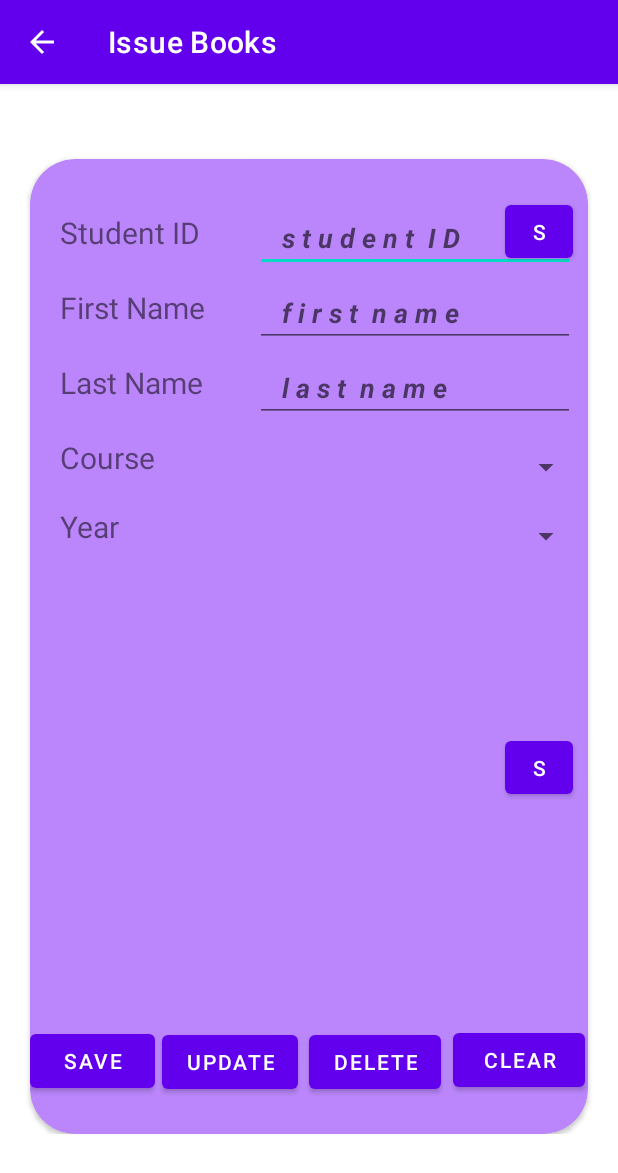
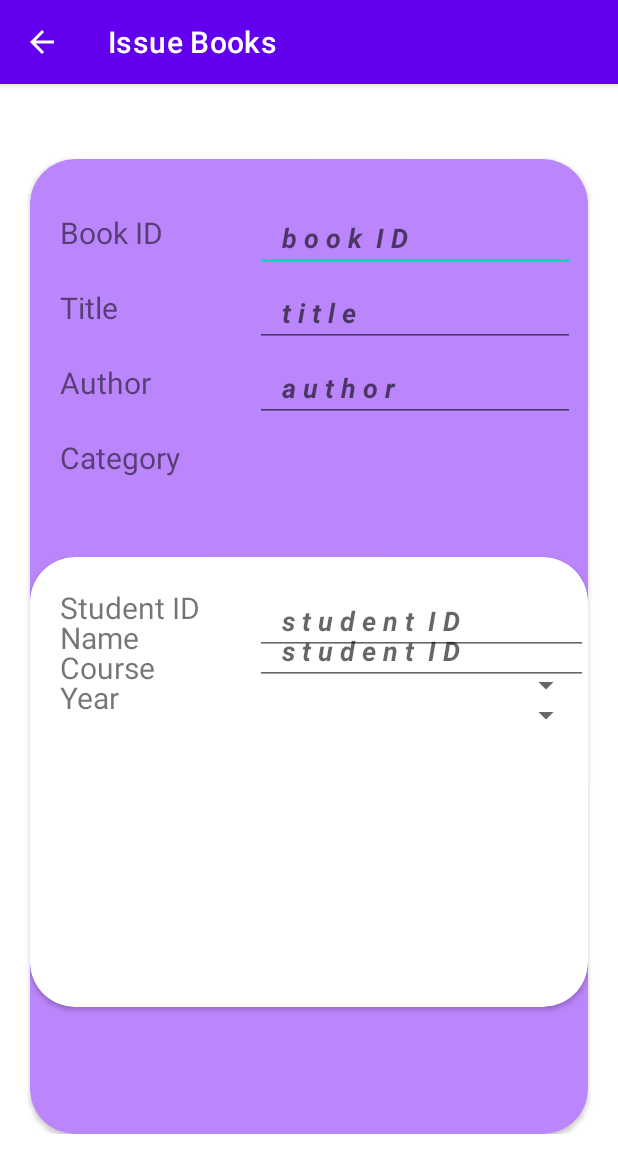
Before and after one commit to Aryan568/LMS-Android-, an Android app: the IssueBooks screen opened directly, with no data from a screen before it, on a phone screen of 412 x 824 dp. Shown: the top 1173 px of the screen. Run offline under Robolectric (Android 15) with nearby library versions, the phone set to English and light mode, and no system bars; our stand-ins replace Firebase (no records; nobody signed in at launch, a user with empty details on screens opened directly).

Commit message:
Library CRUD Application(Android)

```diff
--- a/app/src/main/res/layout/activity_issue_books.xml
+++ b/app/src/main/res/layout/activity_issue_books.xml
@@ -31,7 +31,7 @@
                                     android:layout_height="30dp"
                                     android:layout_marginLeft="20dp"
                                     android:layout_marginTop="35dp"
-                                    android:text="Student ID"
+                                    android:text="Book ID"
                                     android:textSize="20dp"
                                     app:layout_constraintBottom_toBottomOf="parent"
                                     app:layout_constraintEnd_toEndOf="parent"
@@ -47,7 +47,7 @@
                                     android:layout_marginLeft="150dp"
                                     android:layout_marginTop="-35dp"
                                     android:ems="10"
-                                    android:hint="   s t u d e n t  I D"
+                                    android:hint="   b o o k  I D"
                                     android:inputType="number"
                                     android:textStyle="bold|italic"
                                     app:layout_constraintBottom_toBottomOf="parent"
@@ -63,7 +63,7 @@
                                     android:layout_height="30dp"
                                     android:layout_marginLeft="20dp"
                                     android:layout_marginTop="10dp"
-                                    android:text="First Name"
+                                    android:text="Title"
                                     android:textSize="20dp"
                                     app:layout_constraintBottom_toBottomOf="@id/textView5"
                                     app:layout_constraintEnd_toEndOf="parent"
@@ -79,7 +79,7 @@
                                     android:layout_marginLeft="150dp"
                                     android:layout_marginTop="-35dp"
                                     android:ems="10"
-                                    android:hint="   f i r s t  n a m e"
+                                    android:hint="   t i t l e"
                                     android:inputType="textPersonName"
                                     android:textStyle="bold|italic"
                                     app:layout_constraintBottom_toBottomOf="@id/stID"
@@ -95,7 +95,7 @@
                                     android:layout_height="30dp"
                                     android:layout_marginLeft="20dp"
                                     android:layout_marginTop="10dp"
-                                    android:text="Last Name"
+                                    android:text="Author"
                                     android:textSize="20dp"
                                     app:layout_constraintBottom_toBottomOf="@id/textView6"
                                     app:layout_constraintEnd_toEndOf="parent"
@@ -111,7 +111,7 @@
                                     android:layout_marginLeft="150dp"
                                     android:layout_marginTop="-35dp"
                                     android:ems="10"
-                                    android:hint="   l a s t  n a m e"
+                                    android:hint="   a u t h o r"
                                     android:inputType="textPersonName"
                                     android:textStyle="bold|italic"
                                     app:layout_constraintBottom_toBottomOf="@id/fName"
@@ -127,6 +127,90 @@
                                     android:layout_height="30dp"
                                     android:layout_marginLeft="20dp"
                                     android:layout_marginTop="10dp"
+                                    android:text="Category"
+                                    android:textSize="20dp"
+                                    app:layout_constraintBottom_toBottomOf="@id/textView7"
+                                    app:layout_constraintEnd_toEndOf="parent"
+                                    app:layout_constraintHorizontal_bias="0.051"
+                                    app:layout_constraintStart_toStartOf="parent"
+                                    app:layout_constraintTop_toTopOf="@id/textView9"
+                                    app:layout_constraintVertical_bias="0.456" />
+                            <androidx.cardview.widget.CardView
+                                android:layout_width="match_parent"
+                                android:layout_height="300dp"
+                                android:layout_marginTop="50dp"
+                                app:cardCornerRadius="30dp">
+
+                                    <TextView
+                                        android:id="@+id/textView10"
+                                        android:layout_width="100dp"
+                                        android:layout_height="30dp"
+                                        android:layout_marginLeft="20dp"
+                                        android:layout_marginTop="20dp"
+                                        android:text="Student ID"
+                                        android:textSize="20dp"
+                                        app:layout_constraintBottom_toBottomOf="parent"
+                                        app:layout_constraintEnd_toEndOf="parent"
+                                        app:layout_constraintHorizontal_bias="0.051"
+                                        app:layout_constraintStart_toStartOf="parent"
+                                        app:layout_constraintTop_toTopOf="@id/textView6"
+                                        app:layout_constraintVertical_bias="0.161" />
+
+                                    <EditText
+                                    android:id="@+id/stID2"
+                                    android:layout_width="match_parent"
+                                    android:layout_height="wrap_content"
+                                    android:layout_marginLeft="150dp"
+                                    android:layout_marginTop="20dp"
+                                    android:ems="10"
+                                    android:hint="   s t u d e n t  I D"
+                                    android:inputType="number"
+                                    android:textStyle="bold|italic"
+                                    app:layout_constraintBottom_toBottomOf="parent"
+                                    app:layout_constraintEnd_toEndOf="parent"
+                                    app:layout_constraintHorizontal_bias="0.85"
+                                    app:layout_constraintStart_toStartOf="parent"
+                                    app:layout_constraintTop_toTopOf="@id/fName"
+                                    app:layout_constraintVertical_bias="0.153" />
+
+                                <TextView
+                                    android:id="@+id/textView9"
+                                    android:layout_width="100dp"
+                                    android:layout_height="30dp"
+                                    android:layout_marginLeft="20dp"
+                                    android:layout_marginTop="40dp"
+                                    android:text="Name"
+                                    android:textSize="20dp"
+                                    app:layout_constraintBottom_toBottomOf="@id/textView8"
+                                    app:layout_constraintEnd_toEndOf="parent"
+                                    app:layout_constraintHorizontal_bias="0.051"
+                                    app:layout_constraintStart_toStartOf="parent"
+                                    app:layout_constraintTop_toTopOf="parent"
+                                    app:layout_constraintVertical_bias="0.563" />
+
+                                <EditText
+                                    android:id="@+id/stID3"
+                                    android:layout_width="match_parent"
+                                    android:layout_height="wrap_content"
+                                    android:layout_marginLeft="150dp"
+                                    android:layout_marginTop="40dp"
+                                    android:ems="10"
+                                    android:hint="   s t u d e n t  I D"
+                                    android:inputType="number"
+                                    android:textStyle="bold|italic"
+                                    app:layout_constraintBottom_toBottomOf="parent"
+                                    app:layout_constraintEnd_toEndOf="parent"
+                                    app:layout_constraintHorizontal_bias="0.85"
+                                    app:layout_constraintStart_toStartOf="parent"
+                                    app:layout_constraintTop_toTopOf="@id/fName"
+                                    app:layout_constraintVertical_bias="0.153" />
+
+                                <TextView
+                                    android:id="@+id/textView11"
+                                    android:layout_width="100dp"
+                                    android:layout_height="30dp"
+                                    android:layout_marginLeft="20dp"
+                                    android:layout_marginTop="60dp"
                                     android:text="Course"
                                     android:textSize="20dp"
                                     app:layout_constraintBottom_toBottomOf="@id/textView7"
@@ -141,7 +225,7 @@
                                     android:layout_width="218dp"
                                     android:layout_height="51dp"
                                     android:layout_marginLeft="150dp"
-                                    android:layout_marginTop="-35dp"
+                                    android:layout_marginTop="60dp"
                                     app:layout_constraintBottom_toBottomOf="@id/lName"
                                     app:layout_constraintEnd_toEndOf="parent"
                                     app:layout_constraintHorizontal_bias="0.849"
@@ -150,11 +234,11 @@
                                     app:layout_constraintVertical_bias="0.47" />
 
                                 <TextView
-                                    android:id="@+id/textView9"
+                                    android:id="@+id/textView12"
                                     android:layout_width="100dp"
                                     android:layout_height="30dp"
                                     android:layout_marginLeft="20dp"
-                                    android:layout_marginTop="0dp"
+                                    android:layout_marginTop="80dp"
                                     android:text="Year"
                                     android:textSize="20dp"
                                     app:layout_constraintBottom_toBottomOf="@id/textView8"
@@ -169,100 +253,14 @@
                                     android:layout_width="218dp"
                                     android:layout_height="51dp"
                                     android:layout_marginLeft="150dp"
-                                    android:layout_marginTop="-35dp"
+                                    android:layout_marginTop="80dp"
                                     app:layout_constraintBottom_toBottomOf="@id/CourseSpin"
                                     app:layout_constraintEnd_toEndOf="parent"
                                     app:layout_constraintHorizontal_bias="0.849"
                                     app:layout_constraintStart_toStartOf="parent"
                                     app:layout_constraintTop_toTopOf="parent"
                                     app:layout_constraintVertical_bias="0.58" />
-
-                                <Button
-                                    android:id="@+id/b6"
-                                    android:layout_width="83dp"
-                                    android:layout_height="wrap_content"
-                                    android:layout_marginLeft="0dp"
-                                    android:layout_marginTop="300dp"
-                                    android:text="Save"
-                                    app:layout_constraintBottom_toBottomOf="parent"
-                                    app:layout_constraintEnd_toEndOf="parent"
-                                    app:layout_constraintHorizontal_bias="0.154"
-                                    app:layout_constraintStart_toStartOf="parent"
-                                    app:layout_constraintTop_toTopOf="parent"
-                                    app:layout_constraintVertical_bias="0.764" />
-
-                                <Button
-                                    android:id="@+id/b7"
-                                    android:layout_width="wrap_content"
-                                    android:layout_height="wrap_content"
-                                    android:layout_marginLeft="88dp"
-                                    android:layout_marginTop="-47dp"
-                                    android:onClick="updateOnClick"
-                                    android:text="Update"
-                                    app:layout_constraintBottom_toBottomOf="parent"
-                                    app:layout_constraintEnd_toEndOf="parent"
-                                    app:layout_constraintHorizontal_bias="0.691"
-                                    app:layout_constraintStart_toStartOf="parent"
-                                    app:layout_constraintTop_toTopOf="parent"
-                                    app:layout_constraintVertical_bias="0.78" />
-
-                                <Button
-                                    android:id="@+id/b8"
-                                    android:layout_width="wrap_content"
-                                    android:layout_height="wrap_content"
-                                    android:layout_marginLeft="186dp"
-                                    android:layout_marginTop="-48dp"
-                                    android:text="Delete"
-                                    app:layout_constraintBottom_toBottomOf="parent"
-                                    app:layout_constraintEnd_toEndOf="parent"
-                                    app:layout_constraintHorizontal_bias="0.155"
-                                    app:layout_constraintStart_toStartOf="parent"
-                                    app:layout_constraintTop_toTopOf="parent"
-                                    app:layout_constraintVertical_bias="0.887" />
-
-                                <Button
-                                    android:id="@+id/b9"
-                                    android:layout_width="wrap_content"
-                                    android:layout_height="wrap_content"
-                                    android:layout_marginLeft="282dp"
-                                    android:layout_marginTop="-49dp"
-                                    android:text="Clear"
-                                    app:layout_constraintBottom_toBottomOf="parent"
-                                    app:layout_constraintEnd_toEndOf="parent"
-                                    app:layout_constraintHorizontal_bias="0.681"
-                                    app:layout_constraintStart_toStartOf="parent"
-                                    app:layout_constraintTop_toTopOf="parent"
-                                    app:layout_constraintVertical_bias="0.9" />
-
-                                <Button
-                                    android:id="@+id/b10"
-                                    android:layout_width="45dp"
-                                    android:layout_height="47dp"
-                                    android:layout_gravity="right"
-                                    android:layout_marginTop="-600dp"
-                                    android:layout_marginRight="10dp"
-                                    android:text="S"
-                                    app:layout_constraintBottom_toBottomOf="parent"
-                                    app:layout_constraintEnd_toEndOf="@id/stID"
-                                    app:layout_constraintHorizontal_bias="0.346"
-                                    app:layout_constraintStart_toStartOf="parent"
-                                    app:layout_constraintTop_toTopOf="parent"
-                                    app:layout_constraintVertical_bias="0.061" />
-                                <Button
-                                    android:id="@+id/b11"
-                                    android:layout_width="45dp"
-                                    android:layout_height="47dp"
-                                    android:layout_gravity="right"
-                                    android:layout_marginTop="310dp"
-                                    android:layout_marginRight="10dp"
-                                    android:text="S"
-                                    app:layout_constraintBottom_toBottomOf="parent"
-                                    app:layout_constraintEnd_toEndOf="@id/stID"
-                                    app:layout_constraintHorizontal_bias="0.346"
-                                    app:layout_constraintStart_toStartOf="parent"
-                                    app:layout_constraintTop_toTopOf="parent"
-                                    app:layout_constraintVertical_bias="0.061" />
-
+                            </androidx.cardview.widget.CardView>
                         </LinearLayout>
                 </androidx.cardview.widget.CardView>
 
```
